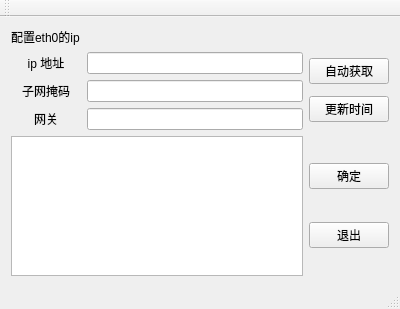
Qt form network-cfg/mainwindow.ui (github188/test) before a commit.
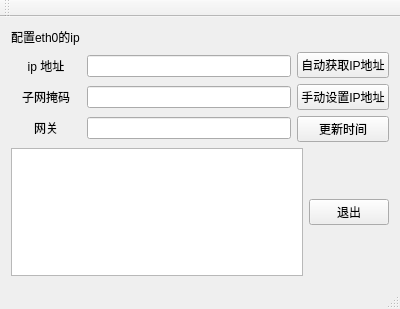
The same form after that commit.

Commit message: 1.将iperf客户端的时间由一小时改为10分钟 2.微调network-cfg的界面

The edit to the form file:
```diff
--- a/network-cfg/mainwindow.ui
+++ b/network-cfg/mainwindow.ui
@@ -123,11 +123,24 @@
        </layout>
       </item>
       <item>
-       <layout class="QVBoxLayout" name="verticalLayout_2">
+       <layout class="QVBoxLayout" name="verticalLayout">
         <item>
          <widget class="QPushButton" name="pushButton_3">
           <property name="text">
-           <string>自动获取</string>
+           <string>自动获取IP地址</string>
+          </property>
+         </widget>
+        </item>
+        <item>
+         <widget class="QPushButton" name="pushButton">
+          <property name="text">
+           <string>手动设置IP地址</string>
+          </property>
+          <property name="autoDefault">
+           <bool>true</bool>
+          </property>
+          <property name="default">
+           <bool>false</bool>
           </property>
          </widget>
         </item>
@@ -148,19 +161,19 @@
        <widget class="QTextBrowser" name="textBrowser"/>
       </item>
       <item>
-       <layout class="QVBoxLayout" name="verticalLayout">
+       <layout class="QVBoxLayout" name="verticalLayout_2">
         <item>
-         <widget class="QPushButton" name="pushButton">
-          <property name="text">
-           <string>确定</string>
+         <spacer name="verticalSpacer">
+          <property name="orientation">
+           <enum>Qt::Vertical</enum>
           </property>
-          <property name="autoDefault">
-           <bool>true</bool>
+          <property name="sizeHint" stdset="0">
+           <size>
+            <width>20</width>
+            <height>40</height>
+           </size>
           </property>
-          <property name="default">
-           <bool>false</bool>
-          </property>
-         </widget>
+         </spacer>
         </item>
         <item>
          <widget class="QPushButton" name="pushButton_2">
@@ -172,6 +185,19 @@
           </property>
          </widget>
         </item>
+        <item>
+         <spacer name="verticalSpacer_2">
+          <property name="orientation">
+           <enum>Qt::Vertical</enum>
+          </property>
+          <property name="sizeHint" stdset="0">
+           <size>
+            <width>20</width>
+            <height>40</height>
+           </size>
+          </property>
+         </spacer>
+        </item>
        </layout>
       </item>
      </layout>
```
Left out of the diff: 1 changed line with no effect on the pictures. The commit also changes 2 other files.
